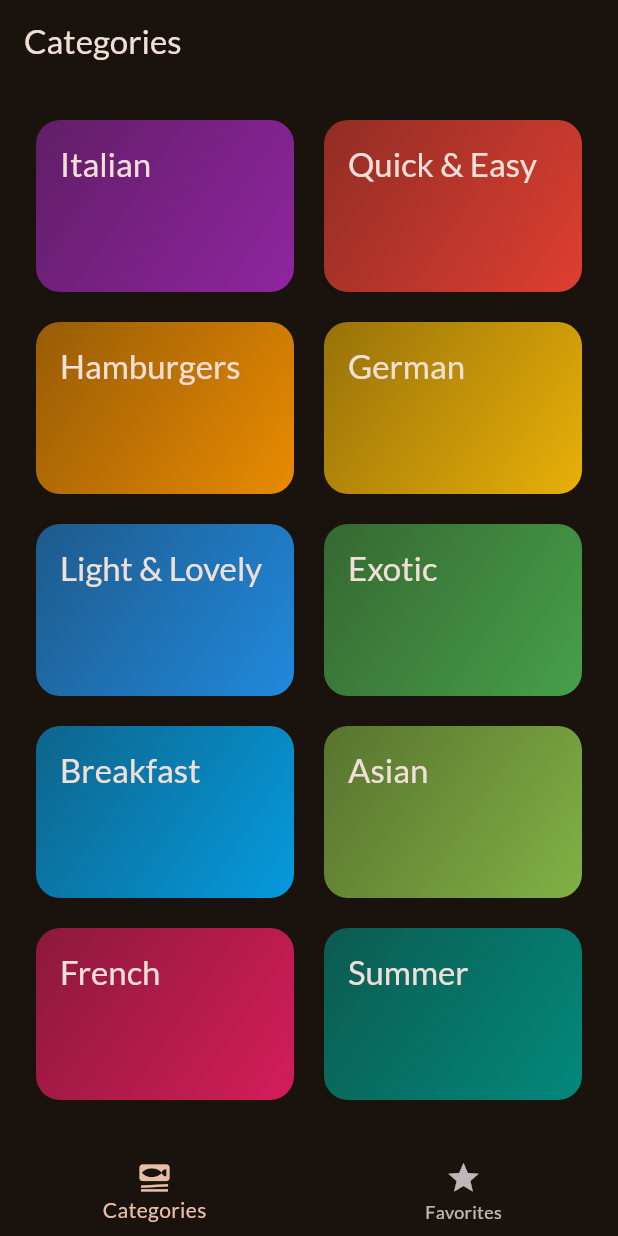
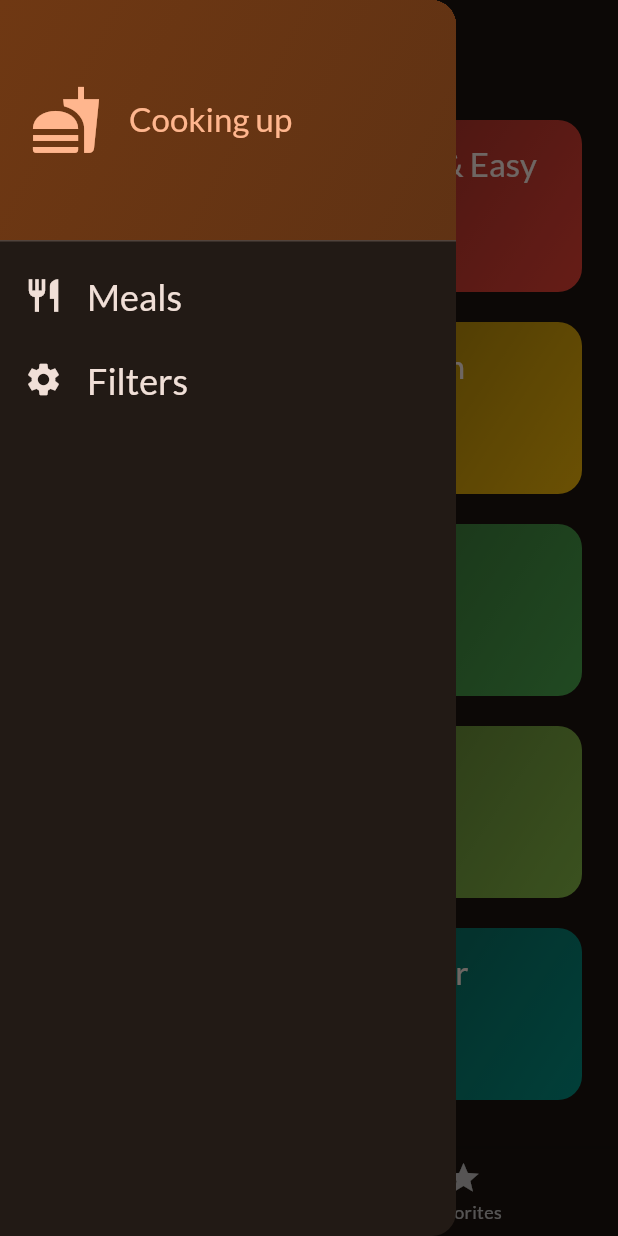
Before and after one commit to dimpram101/pesaninaja, a Flutter app: the screen it shows after launch, with the side drawer open (before the commit the screen has no drawer), on a phone screen of 412 x 824 dp. Run offline on Flutter 3.47's test engine with Material 2 defaults, Android fonts, the phone set to English and light mode, and no system bars; our stand-ins replace google_fonts, transparent_image.

Commit message:
add sidebar

```diff
--- a/lib/screens/tabs.dart
+++ b/lib/screens/tabs.dart
@@ -2,6 +2,7 @@
 import 'package:pesaninaja/models/meal.dart';
 import 'package:pesaninaja/screens/categories.dart';
 import 'package:pesaninaja/screens/meals.dart';
+import 'package:pesaninaja/widgets/main_drawer.dart';
 
 class TabsScreen extends StatefulWidget {
   const TabsScreen({super.key});
@@ -67,6 +68,7 @@
       appBar: AppBar(
         title: Text(activePageTitle),
       ),
+      drawer: const MainDrawer(),
       body: activePage,
       bottomNavigationBar: BottomNavigationBar(
         onTap: _selectPage,
--- /dev/null
+++ b/lib/widgets/main_drawer.dart
@@ -0,0 +1,77 @@
+import 'package:flutter/material.dart';
+
+class MainDrawer extends StatelessWidget {
+  const MainDrawer({super.key});
+
+  @override
+  Widget build(BuildContext context) {
+    return Drawer(
+      child: Column(
+        children: [
+          DrawerHeader(
+            decoration: BoxDecoration(
+              gradient: LinearGradient(
+                colors: [
+                  Theme.of(context).colorScheme.primaryContainer,
+                  Theme.of(context)
+                      .colorScheme
+                      .primaryContainer
+                      .withOpacity(0.8),
+                ],
+                begin: Alignment.topLeft,
+                end: Alignment.bottomRight,
+              ),
+            ),
+            padding: const EdgeInsets.all(20),
+            child: Row(
+              children: [
+                Icon(
+                  Icons.fastfood,
+                  size: 48,
+                  color: Theme.of(context).colorScheme.primary,
+                ),
+                const SizedBox(width: 18),
+                Text(
+                  "Cooking up",
+                  style: Theme.of(context).textTheme.titleLarge!.copyWith(
+                        color: Theme.of(context).colorScheme.primary,
+                      ),
+                ),
+              ],
+            ),
+          ),
+          ListTile(
+            leading: Icon(
+              Icons.restaurant,
+              size: 26,
+              color: Theme.of(context).colorScheme.onBackground,
+            ),
+            title: Text(
+              "Meals",
+              style: Theme.of(context).textTheme.titleLarge!.copyWith(
+                    color: Theme.of(context).colorScheme.onBackground,
+                    fontSize: 24,
+                  ),
+            ),
+            onTap: () {},
+          ),
+          ListTile(
+            leading: Icon(
+              Icons.settings,
+              size: 26,
+              color: Theme.of(context).colorScheme.onBackground,
+            ),
+            title: Text(
+              "Filters",
+              style: Theme.of(context).textTheme.titleLarge!.copyWith(
+                    color: Theme.of(context).colorScheme.onBackground,
+                    fontSize: 24,
+                  ),
+            ),
+            onTap: () {},
+          ),
+        ],
+      ),
+    );
+  }
+}
```
